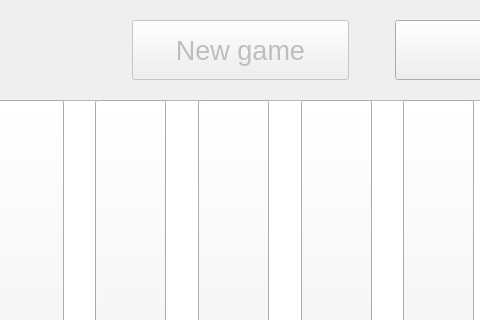
This is BoardWindow.ui in wshknmt/Connect-4 as Qt 5 draws it before an edit; both pictures show x 159 to 639 and y 0 to 320 of the 800 by 600 pixel window. The edited form follows.
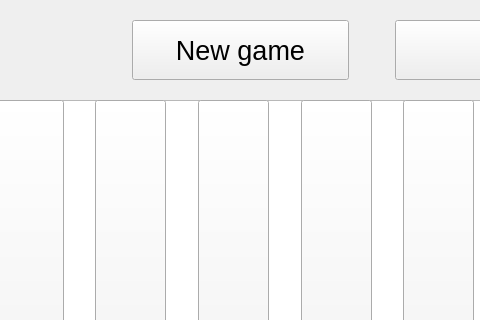
This is the edited form.

```diff
--- a/BoardWindow.ui
+++ b/BoardWindow.ui
@@ -318,7 +318,7 @@
      <item>
       <widget class="QPushButton" name="newGameButton">
        <property name="enabled">
-        <bool>false</bool>
+        <bool>true</bool>
        </property>
        <property name="minimumSize">
         <size>
```
